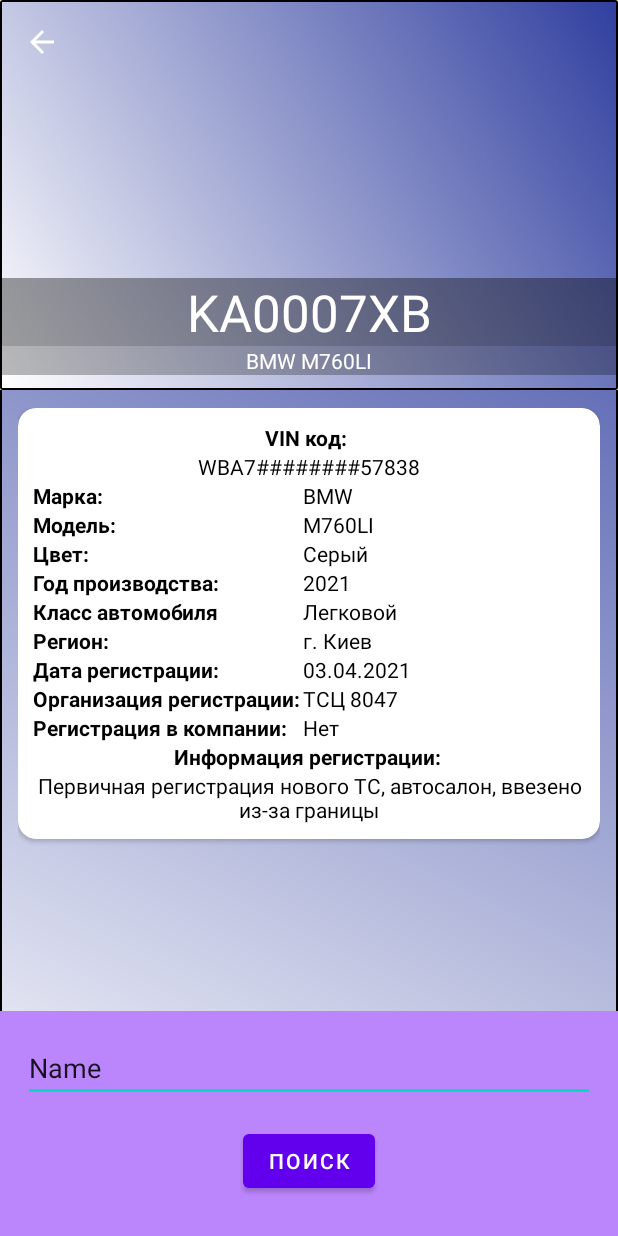
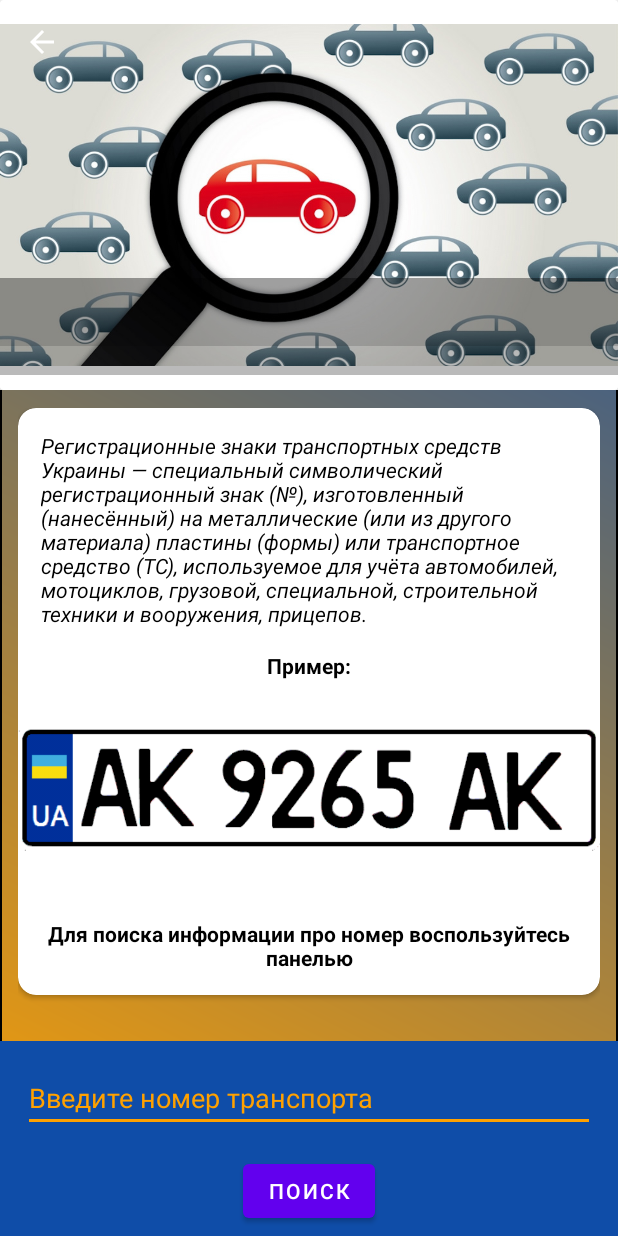
Before and after one commit to Ksnk-dm/AutoNumbers, an Android app: the screen it shows after launch (InfoActivity), after a tap on an icon or button, on a phone screen of 412 x 824 dp. Run offline under Robolectric (Android 15) with nearby library versions, the phone set to English and light mode, and no system bars; our stand-ins replace Picasso; pictures from the network do not load.

Commit message:
fix color, add img

```diff
--- a/app/src/main/java/com/ksnk/auto/InfoActivity.kt
+++ b/app/src/main/java/com/ksnk/auto/InfoActivity.kt
@@ -1,10 +1,12 @@
 package com.ksnk.auto
 
 import android.annotation.SuppressLint
+import android.opengl.Visibility
 import android.os.Bundle
 import android.os.Handler
-import android.widget.ImageView
-import android.widget.TextView
+import android.view.View.GONE
+import android.view.View.VISIBLE
+import android.widget.*
 import androidx.appcompat.app.AppCompatActivity
 import androidx.appcompat.widget.Toolbar
 import com.ksnk.auto.entity.Auto
@@ -29,11 +31,14 @@ class InfoActivity : AppCompatActivity() {
     private var orgTextView: TextView? = null
     private var colorTextView: TextView? = null
     private var regCompanyTextView: TextView? = null
-
+    private var infoLinearLayout: LinearLayout? = null
+    private var searhLinearLayout: LinearLayout? = null
     private var regOrg: String? = null
+    private var searchEditText: EditText? = null
+    private var buttonSearch: Button? = null
 
 
-    fun init() {
+    private fun init() {
         toolbar = findViewById(R.id.toolbar)
         imageViewAuto = findViewById(R.id.imageViewAuto)
         digitsTextView = findViewById(R.id.digitsTextView)
@@ -49,6 +54,13 @@ class InfoActivity : AppCompatActivity() {
         colorTextView = findViewById(R.id.colorTextView)
         regCompanyTextView = findViewById(R.id.regCompanyTextView)
         vinCode = findViewById(R.id.vinTextView)
+        infoLinearLayout = findViewById(R.id.info_linear_layout)
+        searhLinearLayout = findViewById(R.id.search_linear_layout)
+        searchEditText = findViewById(R.id.searchNumberEditText)
+        buttonSearch = findViewById(R.id.buttonSearch)
+        buttonSearch?.setOnClickListener {
+            setParamsSearch()
+        }
     }
 
     override fun onCreate(savedInstanceState: Bundle?) {
@@ -57,8 +69,13 @@ class InfoActivity : AppCompatActivity() {
         // fetchJson()
         init()
         setSupportActionBar(toolbar);
+
         supportActionBar?.setDisplayHomeAsUpEnabled(true);
-        setParams()
+
+        imageViewAuto?.setImageResource(R.drawable.searchinfo)
+        supportActionBar?.title = "Поиск по гос номеру"
+        //  setParams()
+
     }
 
     override fun onSupportNavigateUp(): Boolean {
@@ -67,9 +84,11 @@ class InfoActivity : AppCompatActivity() {
     }
 
     @SuppressLint("SetTextI18n")
-    private fun setParams() {
+    private fun setParamsSearch() {
         val autoObj: Auto = intent.getSerializableExtra("auto") as Auto
-        supportActionBar?.title = autoObj.getDigits();
+        supportActionBar?.title = autoObj.getDigits()
+        searhLinearLayout?.visibility = VISIBLE
+        infoLinearLayout?.visibility = GONE
 
         Picasso.get()
             .load(autoObj.getPhotoUrl())
--- a/app/src/main/res/drawable/bg_gradient.xml
+++ b/app/src/main/res/drawable/bg_gradient.xml
@@ -7,8 +7,8 @@
         android:color="#000000">
     </stroke>
     <gradient
-        android:startColor="#303F9F"
-        android:endColor="@color/white"
+        android:startColor="#0F4DA8"
+        android:endColor="#FFA100"
         android:angle="225">
     </gradient>
 </shape>
--- a/app/src/main/res/layout/activity_info.xml
+++ b/app/src/main/res/layout/activity_info.xml
@@ -21,13 +21,12 @@
             android:background="@color/white"
             android:fitsSystemWindows="true"
             app:collapsedTitleTextAppearance="@style/GreyText"
-            app:contentScrim="@color/white"
+            app:contentScrim="@color/fixcolor1"
             app:expandedTitleMarginEnd="48dp"
             app:expandedTitleMarginStart="48dp"
             app:expandedTitleTextAppearance="@style/TransparentText"
             app:layout_scrollFlags="scroll|exitUntilCollapsed"
             app:statusBarScrim="@android:color/transparent">
-
 
 
             <LinearLayout
@@ -100,7 +99,9 @@
                 app:layout_collapseMode="pin"
                 app:layout_scrollFlags="scroll|enterAlways"
                 app:popupTheme="@style/ThemeOverlay.AppCompat.Light"
-                app:theme="@style/ThemeOverlay.AppCompat.Dark.ActionBar" />
+                app:subtitleTextColor="@color/fixcolor2"
+                app:theme="@style/ThemeOverlay.AppCompat.Dark.ActionBar"
+                app:titleTextColor="@color/fixcolor2" />
 
         </com.google.android.material.appbar.CollapsingToolbarLayout>
 
@@ -120,10 +121,55 @@
             app:cardCornerRadius="12dp">
 
             <LinearLayout
+                android:id="@+id/info_linear_layout"
+                android:layout_width="match_parent"
+                android:layout_height="match_parent"
+                android:animateLayoutChanges="true"
+                android:orientation="vertical">
+
+                <TextView
+                    android:id="@+id/textView4"
+                    android:layout_width="wrap_content"
+                    android:layout_height="wrap_content"
+                    android:layout_margin="15dp"
+                    android:text="Регистрационные знаки транспортных средств Украины — специальный символический регистрационный знак (№), изготовленный (нанесённый) на металлические (или из другого материала) пластины (формы) или транспортное средство (ТС), используемое для учёта автомобилей, мотоциклов, грузовой, специальной, строительной техники и вооружения, прицепов."
+                    android:textColor="#000000"
+                    android:textStyle="italic" />
+
+                <TextView
+                    android:id="@+id/textView5"
+                    android:layout_width="match_parent"
+                    android:layout_height="wrap_content"
+                    android:gravity="center"
+                    android:text="Пример:"
+                    android:textColor="@color/black"
+                    android:textStyle="bold" />
+
+                <ImageView
+                    android:id="@+id/imageView"
+                    android:layout_width="match_parent"
+                    android:layout_height="wrap_content"
+                    app:srcCompat="@drawable/numberexamble" />
+
+                <TextView
+                    android:id="@+id/textView6"
+                    android:layout_width="match_parent"
+                    android:layout_height="wrap_content"
+                    android:layout_margin="15dp"
+                    android:gravity="center"
+                    android:text="Для поиска информации про номер воспользуйтесь панелью"
+                    android:textColor="#000000"
+                    android:textStyle="bold" />
+            </LinearLayout>
+
+            <LinearLayout
+                android:id="@+id/search_linear_layout"
                 android:layout_width="match_parent"
                 android:layout_height="wrap_content"
                 android:layout_margin="10dp"
-                android:orientation="vertical">
+                android:animateLayoutChanges="true"
+                android:orientation="vertical"
+                android:visibility="invisible">
 
                 <LinearLayout
                     android:layout_width="match_parent"
@@ -150,7 +196,6 @@
                         android:textColor="#000000"
                         android:textSize="14sp" />
                 </LinearLayout>
-
 
 
                 <LinearLayout
@@ -304,7 +349,6 @@
                 </LinearLayout>
 
 
-
                 <LinearLayout
                     android:layout_width="match_parent"
                     android:layout_height="match_parent"
@@ -327,7 +371,6 @@
                 </LinearLayout>
 
 
-
                 <LinearLayout
                     android:layout_width="match_parent"
                     android:layout_height="match_parent"
@@ -348,6 +391,7 @@
                         android:text="TextView"
                         android:textColor="#000000" />
                 </LinearLayout>
+
                 <LinearLayout
                     android:layout_width="match_parent"
                     android:layout_height="match_parent"
@@ -378,12 +422,12 @@
     <com.google.android.material.circularreveal.CircularRevealLinearLayout
         android:id="@+id/linear_layout_mini_player_editor"
         android:layout_width="match_parent"
-        android:layout_height="150dp"
+        android:layout_height="130dp"
         android:layout_alignBottom="@+id/viewpager"
         android:layout_gravity="bottom|center_horizontal"
         android:animateLayoutChanges="true"
         android:animationCache="true"
-        android:background="@color/purple_200"
+        android:background="@color/fixcolor1"
         android:clickable="true"
         android:focusable="auto"
         android:orientation="horizontal"
@@ -398,16 +442,19 @@
             android:orientation="vertical">
 
             <EditText
-                android:id="@+id/editTextTextPersonName"
+                android:id="@+id/searchNumberEditText"
                 android:layout_width="match_parent"
                 android:layout_height="wrap_content"
                 android:layout_margin="15dp"
+                android:backgroundTint="@color/fixcolor2"
                 android:ems="10"
+                android:hint="Введите номер транспорта"
                 android:inputType="textPersonName"
-                android:text="Name" />
+                android:textColor="@color/fixcolor2"
+                android:textColorHint="@color/fixcolor2" />
 
             <Button
-                android:id="@+id/button"
+                android:id="@+id/buttonSearch"
                 android:layout_width="wrap_content"
                 android:layout_height="wrap_content"
                 android:layout_gravity="center"
@@ -416,7 +463,6 @@
         </LinearLayout>
 
 
-
     </com.google.android.material.circularreveal.CircularRevealLinearLayout>
 
 </androidx.coordinatorlayout.widget.CoordinatorLayout>
--- a/app/src/main/res/layout/activity_main.xml
+++ b/app/src/main/res/layout/activity_main.xml
@@ -12,8 +12,7 @@
         android:layout_width="match_parent"
         android:layout_height="wrap_content"
         android:layout_margin="12dp"
-        app:cardBackgroundColor="#45000000"
-        app:cardCornerRadius="15dp">
+        app:cardBackgroundColor="#00000000">
 
         <ImageButton
             android:id="@+id/searchImageButton"
--- a/app/src/main/res/values/colors.xml
+++ b/app/src/main/res/values/colors.xml
@@ -7,4 +7,6 @@
     <color name="teal_700">#FF018786</color>
     <color name="black">#FF000000</color>
     <color name="white">#FFFFFFFF</color>
+    <color name="fixcolor1">#0F4DA8</color>
+    <color name="fixcolor2">#FFA100</color>
 </resources>
--- a/app/src/main/res/values/themes.xml
+++ b/app/src/main/res/values/themes.xml
@@ -19,4 +19,5 @@
     <style name="GreyText" parent="@android:style/TextAppearance">
         <item name="android:textColor">#666666</item>
     </style>
+
 </resources>
```
Also changed, not shown: app/src/main/res/drawable/numberexamble.png (added), app/src/main/res/drawable/search.png, app/src/main/res/drawable/searchinfo.jpg (added).
